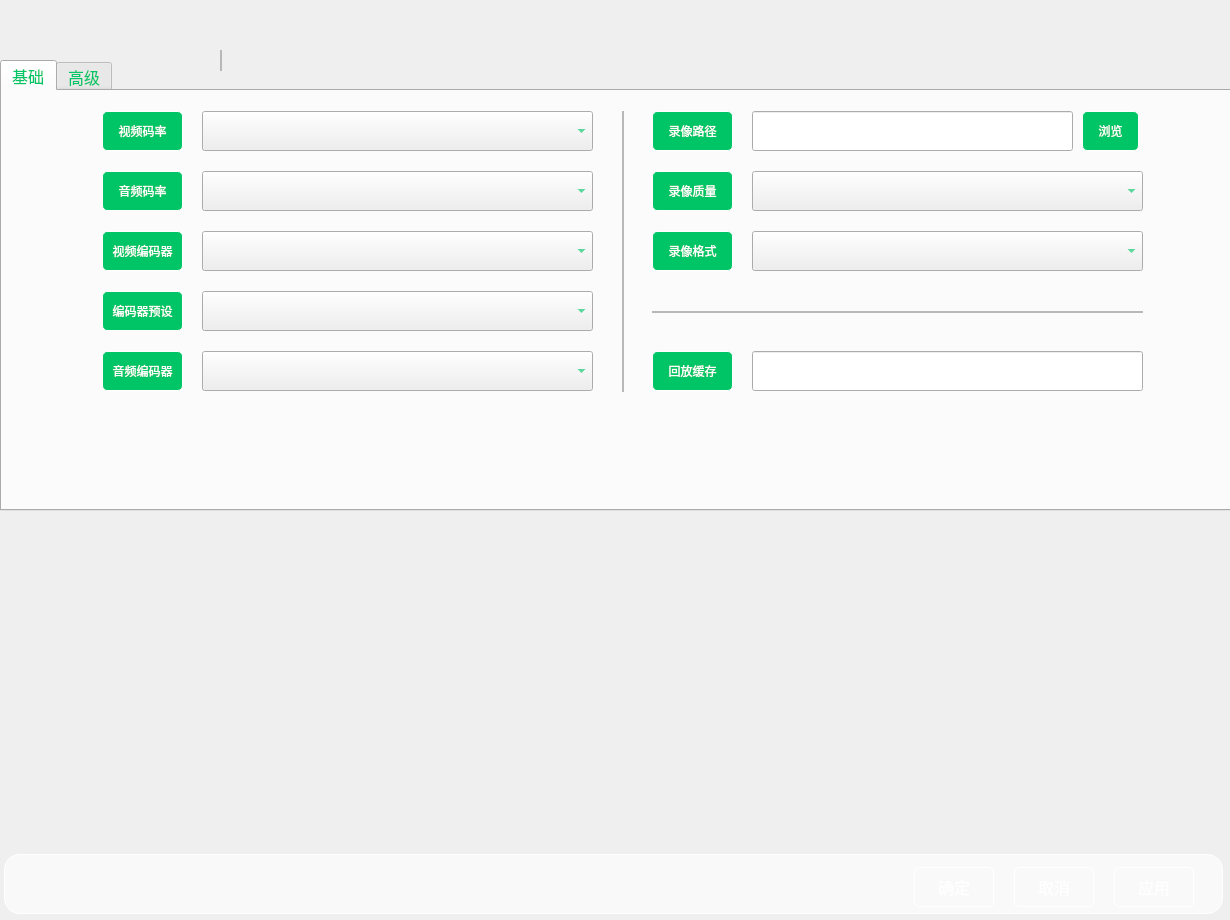
Before: the Qt Designer form UI/gbs/bizWidgets/GBSBizSettingOutput.ui in huangjingpei/myobs, drawn with Qt 5.
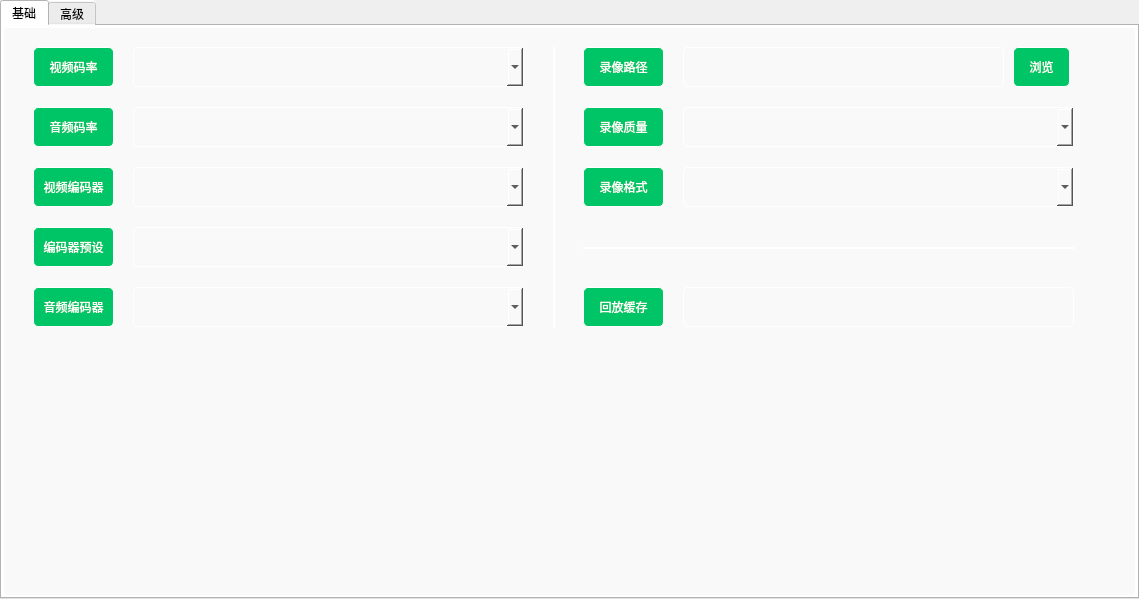
After: the same form once the commit is applied.

Patch:
```diff
--- a/UI/gbs/bizWidgets/GBSBizSettingOutput.ui
+++ b/UI/gbs/bizWidgets/GBSBizSettingOutput.ui
@@ -6,8 +6,8 @@
    <rect>
     <x>0</x>
     <y>0</y>
-    <width>1230</width>
-    <height>920</height>
+    <width>1139</width>
+    <height>599</height>
    </rect>
   </property>
   <property name="windowTitle">
@@ -32,115 +32,19 @@
     <enum>QFrame::Shadow::Raised</enum>
    </property>
   </widget>
-  <widget class="QFrame" name="frame_4">
-   <property name="geometry">
-    <rect>
-     <x>4</x>
-     <y>854</y>
-     <width>1219</width>
-     <height>60</height>
-    </rect>
-   </property>
-   <property name="styleSheet">
-    <string notr="true">background-color:#F9F9F9;
-border: 1px solid  #FFFFFF;
-border-radius: 16px;
-</string>
-   </property>
-   <property name="frameShape">
-    <enum>QFrame::Shape::StyledPanel</enum>
-   </property>
-   <property name="frameShadow">
-    <enum>QFrame::Shadow::Raised</enum>
-   </property>
-   <widget class="QPushButton" name="btnConform">
-    <property name="geometry">
-     <rect>
-      <x>910</x>
-      <y>13</y>
-      <width>80</width>
-      <height>40</height>
-     </rect>
-    </property>
-    <property name="styleSheet">
-     <string notr="true">        background-color: qlineargradient(
-            spread:pad, 
-            x1:0, y1:0, x2:1, y2:1, 
-            stop:0.1054 #1B2846, 
-            stop:0.9062 #000000
-        );
-border: 1px solid white;
-border-radius:5px;
-font-size:16px;
-color:#FFFFFF</string>
-    </property>
-    <property name="text">
-     <string>确定</string>
-    </property>
-   </widget>
-   <widget class="QPushButton" name="btnCancel">
-    <property name="geometry">
-     <rect>
-      <x>1010</x>
-      <y>13</y>
-      <width>80</width>
-      <height>40</height>
-     </rect>
-    </property>
-    <property name="styleSheet">
-     <string notr="true">        background-color: qlineargradient(
-            spread:pad, 
-            x1:0, y1:0, x2:1, y2:1, 
-            stop:0.1054 #1B2846, 
-            stop:0.9062 #000000
-        );
-border: 1px solid white;
-border-radius:5px;
-font-size:16px;
-color:#FFFFFF</string>
-    </property>
-    <property name="text">
-     <string>取消</string>
-    </property>
-   </widget>
-   <widget class="QPushButton" name="btnApply">
-    <property name="geometry">
-     <rect>
-      <x>1110</x>
-      <y>13</y>
-      <width>80</width>
-      <height>40</height>
-     </rect>
-    </property>
-    <property name="styleSheet">
-     <string notr="true">        background-color: qlineargradient(
-            spread:pad, 
-            x1:0, y1:0, x2:1, y2:1, 
-            stop:0.1054 #1B2846, 
-            stop:0.9062 #000000
-        );
-border: 1px solid white;
-border-radius:5px;
-font-size:16px;
-color:#FFFFFF</string>
-    </property>
-    <property name="text">
-     <string>应用</string>
-    </property>
-   </widget>
-  </widget>
   <widget class="QTabWidget" name="tabWidget">
    <property name="geometry">
     <rect>
      <x>0</x>
-     <y>60</y>
-     <width>1231</width>
-     <height>451</height>
+     <y>0</y>
+     <width>1139</width>
+     <height>599</height>
     </rect>
    </property>
    <property name="styleSheet">
-    <string notr="true">color: #01C667;
-font-size:16px;
+    <string notr="true">background-color:#F9F9F9;
+border: 1px solid  #FFFFFF;
+border-radius: 4px;
 </string>
    </property>
    <property name="tabShape">
@@ -159,7 +63,7 @@
     <widget class="QPushButton" name="lblVideoBitrate">
      <property name="geometry">
       <rect>
-       <x>100</x>
+       <x>30</x>
        <y>20</y>
        <width>81</width>
        <height>40</height>
@@ -182,7 +86,7 @@
     <widget class="QPushButton" name="lblVideoEncoder">
      <property name="geometry">
       <rect>
-       <x>100</x>
+       <x>30</x>
        <y>140</y>
        <width>81</width>
        <height>40</height>
@@ -202,7 +106,7 @@
     <widget class="QPushButton" name="lblAudioBitrate">
      <property name="geometry">
       <rect>
-       <x>100</x>
+       <x>30</x>
        <y>80</y>
        <width>81</width>
        <height>40</height>
@@ -222,7 +126,7 @@
     <widget class="QComboBox" name="cbxAudioEncoder">
      <property name="geometry">
       <rect>
-       <x>200</x>
+       <x>130</x>
        <y>260</y>
        <width>391</width>
        <height>40</height>
@@ -232,7 +136,7 @@
     <widget class="QComboBox" name="cbxVideoBitrate">
      <property name="geometry">
       <rect>
-       <x>200</x>
+       <x>130</x>
        <y>20</y>
        <width>391</width>
        <height>40</height>
@@ -242,7 +146,7 @@
     <widget class="QPushButton" name="lblRecordPath">
      <property name="geometry">
       <rect>
-       <x>650</x>
+       <x>580</x>
        <y>20</y>
        <width>81</width>
        <height>40</height>
@@ -262,7 +166,7 @@
     <widget class="QPushButton" name="lblAudioEncoder">
      <property name="geometry">
       <rect>
-       <x>100</x>
+       <x>30</x>
        <y>260</y>
        <width>81</width>
        <height>40</height>
@@ -282,7 +186,7 @@
     <widget class="QFrame" name="vertLine">
      <property name="geometry">
       <rect>
-       <x>620</x>
+       <x>550</x>
        <y>20</y>
        <width>2</width>
        <height>281</height>
@@ -301,7 +205,7 @@
     <widget class="QComboBox" name="cbxVideoEncoder">
      <property name="geometry">
       <rect>
-       <x>200</x>
+       <x>130</x>
        <y>140</y>
        <width>391</width>
        <height>40</height>
@@ -311,7 +215,7 @@
     <widget class="QComboBox" name="cbxVideoEncoderPreSetting">
      <property name="geometry">
       <rect>
-       <x>200</x>
+       <x>130</x>
        <y>200</y>
        <width>391</width>
        <height>40</height>
@@ -321,7 +225,7 @@
     <widget class="QPushButton" name="btnOpen">
      <property name="geometry">
       <rect>
-       <x>1080</x>
+       <x>1010</x>
        <y>20</y>
        <width>57</width>
        <height>40</height>
@@ -341,7 +245,7 @@
     <widget class="QPushButton" name="lblVideoEncoderPreSetting">
      <property name="geometry">
       <rect>
-       <x>100</x>
+       <x>30</x>
        <y>200</y>
        <width>81</width>
        <height>40</height>
@@ -361,7 +265,7 @@
     <widget class="QLineEdit" name="leRecordCache">
      <property name="geometry">
       <rect>
-       <x>750</x>
+       <x>680</x>
        <y>260</y>
        <width>391</width>
        <height>40</height>
@@ -380,7 +284,7 @@
     <widget class="QLineEdit" name="leRecordPath">
      <property name="geometry">
       <rect>
-       <x>750</x>
+       <x>680</x>
        <y>20</y>
        <width>321</width>
        <height>40</height>
@@ -399,7 +303,7 @@
     <widget class="QPushButton" name="lblRecordQuality">
      <property name="geometry">
       <rect>
-       <x>650</x>
+       <x>580</x>
        <y>80</y>
        <width>81</width>
        <height>40</height>
@@ -419,7 +323,7 @@
     <widget class="QFrame" name="horiLine">
      <property name="geometry">
       <rect>
-       <x>650</x>
+       <x>580</x>
        <y>220</y>
        <width>491</width>
        <height>2</height>
@@ -438,7 +342,7 @@
     <widget class="QComboBox" name="cbxRecordQuality">
      <property name="geometry">
       <rect>
-       <x>750</x>
+       <x>680</x>
        <y>80</y>
        <width>391</width>
        <height>40</height>
@@ -448,7 +352,7 @@
     <widget class="QPushButton" name="lblRecordFormat">
      <property name="geometry">
       <rect>
-       <x>650</x>
+       <x>580</x>
        <y>140</y>
        <width>81</width>
        <height>40</height>
@@ -468,7 +372,7 @@
     <widget class="QPushButton" name="lblPlayCache">
      <property name="geometry">
       <rect>
-       <x>650</x>
+       <x>580</x>
        <y>260</y>
        <width>81</width>
        <height>40</height>
@@ -488,7 +392,7 @@
     <widget class="QComboBox" name="cbxAudioBitrate">
      <property name="geometry">
       <rect>
-       <x>200</x>
+       <x>130</x>
        <y>80</y>
        <width>391</width>
        <height>40</height>
@@ -498,7 +402,7 @@
     <widget class="QComboBox" name="cbxRecordFomat">
      <property name="geometry">
       <rect>
-       <x>750</x>
+       <x>680</x>
        <y>140</y>
        <width>391</width>
        <height>40</height>
```
